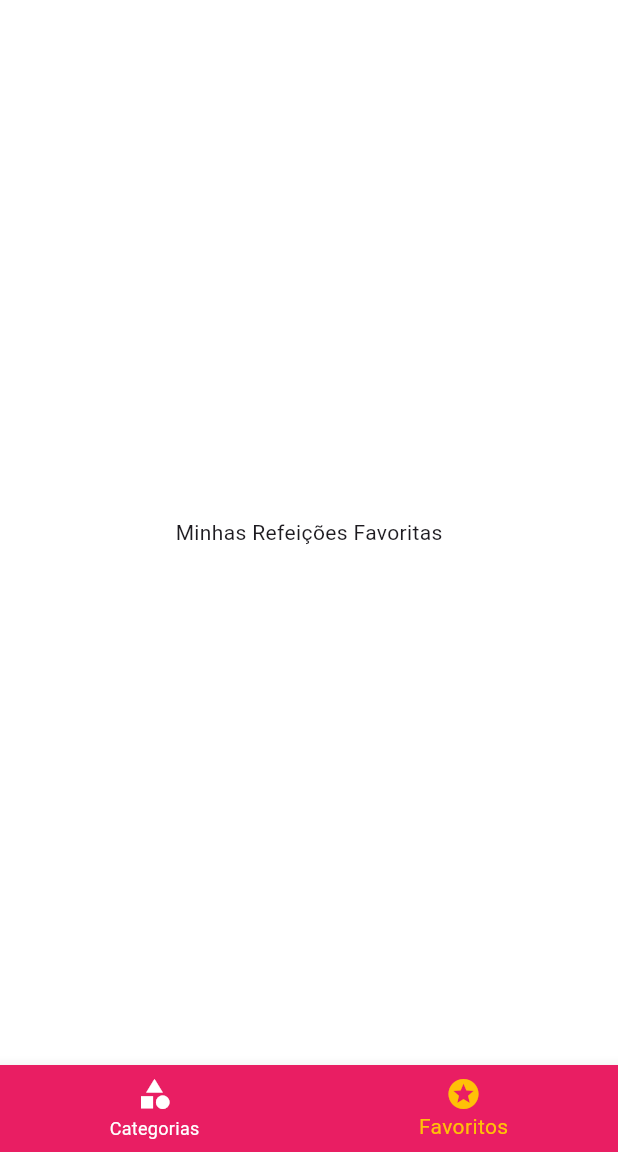
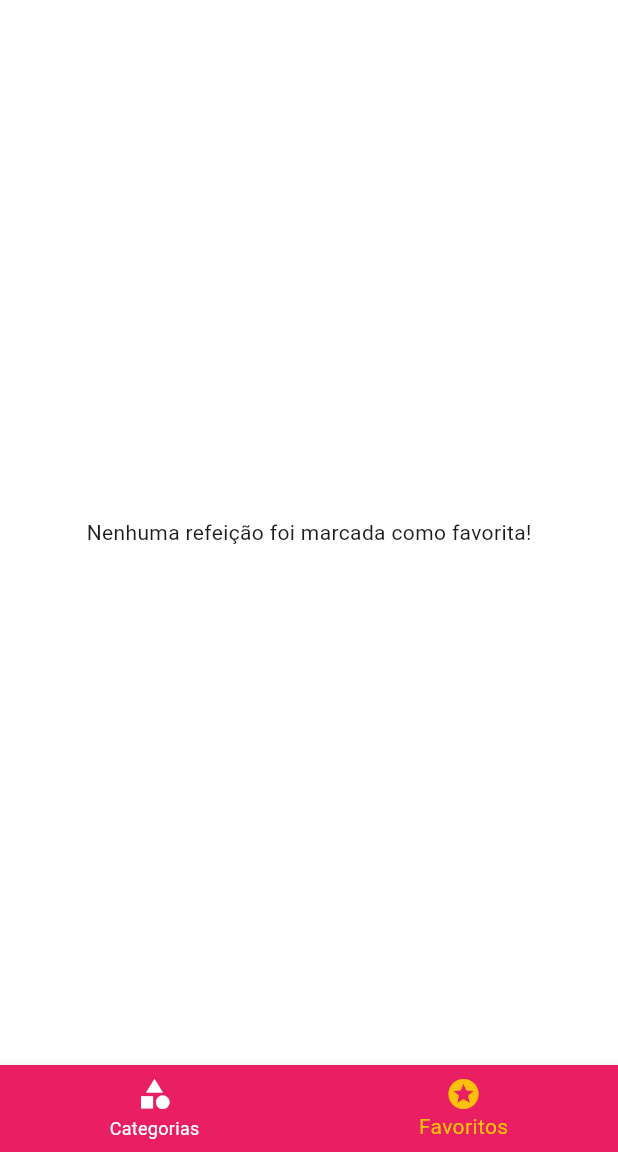
Before and after one commit to GuilhermeSaravy/futter_meals, a Flutter app: the screen it shows after launch, item 2 of the bottom bar chosen, on a phone screen of 412 x 824 dp, the part 84-1236 px from its top. Run offline on Flutter 3.47's test engine with Material 3 defaults, Android fonts, the phone set to English and light mode, and no system bars.

Commit message:
Implementando funcao de favoritar comida

```diff
--- a/lib/main.dart
+++ b/lib/main.dart
@@ -22,6 +22,7 @@ class MyApp extends StatefulWidget {
 class _MyAppState extends State<MyApp> {
   Settings settings = Settings();
   List<Meal> _avaliableMeals = dummyMeals;
+  List<Meal> _favoriteMeals = [];
   void _filterMeals(Settings settings) {
     this.settings = settings;
     setState(() {
@@ -37,6 +38,18 @@ class _MyAppState extends State<MyApp> {
             !filterLactose;
       }).toList();
     });
+  }
+
+  void _toggleFavorite(Meal meal) {
+    setState(() {
+      _favoriteMeals.contains(meal)
+          ? _favoriteMeals.remove(meal)
+          : _favoriteMeals.add(meal);
+    });
+  }
+
+  bool _isFavorite(Meal meal) {
+    return _favoriteMeals.contains(meal);
   }
 
   @override
@@ -57,10 +70,11 @@ class _MyAppState extends State<MyApp> {
             ),
       ),
       routes: {
-        AppRoutes.HOME: (ctx) => TabsScreen(),
+        AppRoutes.HOME: (ctx) => TabsScreen(_favoriteMeals),
         AppRoutes.CATEGORIES_MEALS: (ctx) =>
             CategoriesMealsScreen(_avaliableMeals),
-        AppRoutes.MEAL_DETAIL: (ctx) => MealDetailScreen(),
+        AppRoutes.MEAL_DETAIL: (ctx) =>
+            MealDetailScreen(_toggleFavorite, _isFavorite),
         AppRoutes.SETTINGS: (ctx) => SettingsScreen(_filterMeals, settings),
       },
     );
--- a/lib/screens/favorite_screen.dart
+++ b/lib/screens/favorite_screen.dart
@@ -1,12 +1,25 @@
 import 'package:flutter/cupertino.dart';
+import 'package:meals/models/meal.dart';
+
+import '../components/meal_item.dart';
 
 class FavoriteScreen extends StatelessWidget {
-  const FavoriteScreen({super.key});
+  final List<Meal> favoriteMeals;
+  const FavoriteScreen(this.favoriteMeals, {super.key});
 
   @override
   Widget build(BuildContext context) {
-    return Center(
-      child: Text('Minhas Refeições Favoritas'),
-    );
+    if (favoriteMeals.isEmpty) {
+      return const Center(
+        child: Text('Nenhuma refeição foi marcada como favorita!'),
+      );
+    } else {
+      return ListView.builder(
+        itemCount: favoriteMeals.length,
+        itemBuilder: (ctx, index) {
+          return MealItem(favoriteMeals[index]);
+        },
+      );
+    }
   }
 }
--- a/lib/screens/tabs_screen.dart
+++ b/lib/screens/tabs_screen.dart
@@ -3,19 +3,33 @@ import 'package:meals/components/main_drawer.dart';
 import 'package:meals/screens/categories_screen.dart';
 import 'package:meals/screens/favorite_screen.dart';
 
+import '../models/meal.dart';
+
 class TabsScreen extends StatefulWidget {
-  const TabsScreen({super.key});
-
+  final List<Meal> favoriteMeals;
+  const TabsScreen(this.favoriteMeals, {super.key});
   @override
   State<TabsScreen> createState() => _TabsScreenState();
 }
 
 class _TabsScreenState extends State<TabsScreen> {
   int _selectedScreenIndex = 0;
-  final List<Map<String, Object>> _screens = [
-    {'title': 'Lista de Categorias', 'screen': CategoriesScreen()},
-    {'title': 'Meus Favoritos', 'screen': FavoriteScreen()}
-  ];
+  late List<Map<String, Object>> _screens;
+
+  @override
+  void initState() {
+    super.initState();
+    _screens = [
+      {
+        'title': 'Lista de Categorias',
+        'screen': CategoriesScreen(),
+      },
+      {
+        'title': 'Meus Favoritos',
+        'screen': FavoriteScreen(widget.favoriteMeals)
+      }
+    ];
+  }
 
   _selectScreen(int index) {
     setState(() {
```
Also changed, not shown: lib/screens/meal_detail_screen.dart (+14 -4 lines).
